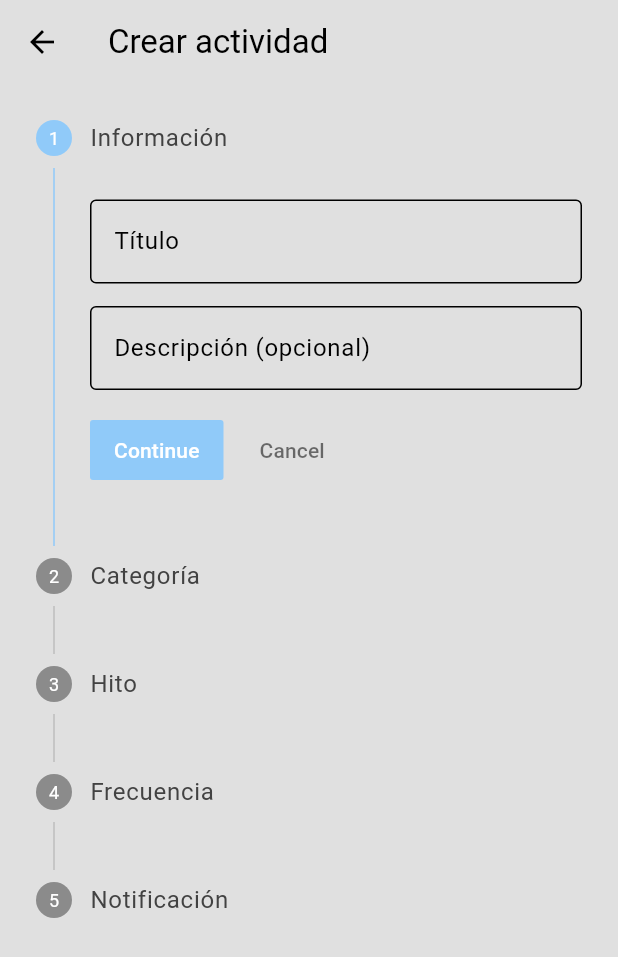
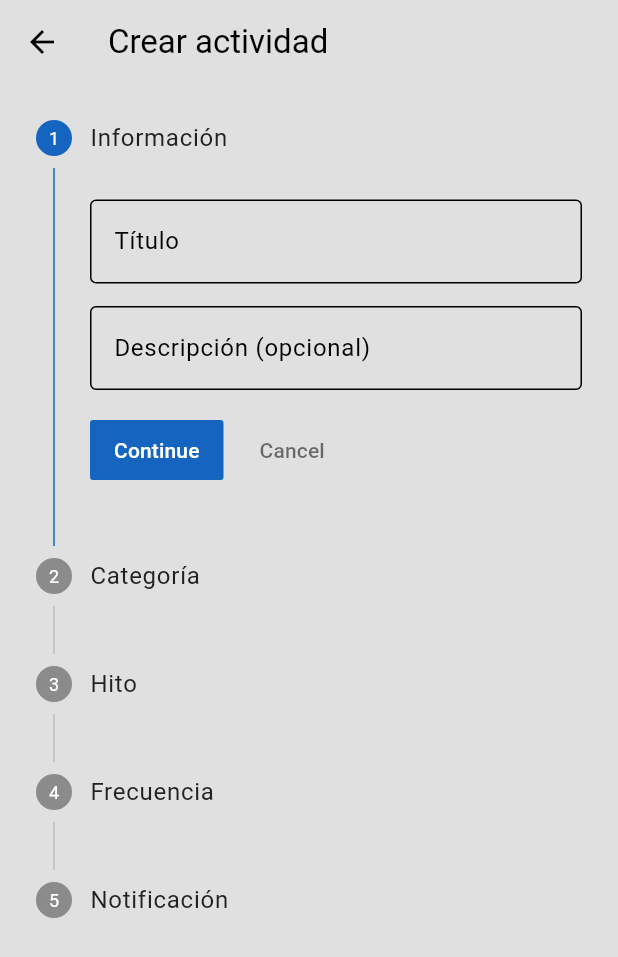
Before and after one commit to ignamarga1/ActivityTracker, a Flutter app: the CreateActivityPage screen opened directly, on a phone screen of 412 x 824 dp. Shown: the top 957 px of the screen. Run offline on Flutter 3.47's test engine with Material 3 defaults, Android fonts, the phone set to English and light mode, and no system bars; our stand-ins replace cloud_firestore, easy_date_timeline, firebase_auth, firebase_core, flutter_dotenv, fluttertoast and 2 more; accounts and stored records are empty.

Commit message:
Update light_mode.dart
Some improvements to make it look better + fixed page transitions

```diff
--- a/activity_tracker_flutter/lib/themes/light_mode.dart
+++ b/activity_tracker_flutter/lib/themes/light_mode.dart
@@ -1,27 +1,22 @@
+import 'package:activity_tracker_flutter/themes/custom_page_transition.dart';
 import 'package:flutter/material.dart';
 
 ThemeData lightMode = ThemeData(
   brightness: Brightness.light,
+  hintColor: Colors.grey[700],
   colorScheme: ColorScheme.light(
     surface: Colors.grey.shade300,
-    primary: Colors.blue.shade200,
+    primary: Colors.blue.shade800,
     secondary: Colors.blue.shade400,
-    inversePrimary: Colors.blue.shade800,
+    inversePrimary: Colors.blue.shade200,
   ),
-  textTheme: ThemeData.light().textTheme.apply(
-    bodyColor: Colors.grey[800],
+  textTheme: ThemeData.dark().textTheme.apply(
+    bodyColor: Colors.grey[900],
     displayColor: Colors.black,
-  )
+  ),
 
-  // brightness: Brightness.light,
-  // colorScheme: ColorScheme.light(
-  //   surface: Colors.grey.shade300,
-  //   primary: Colors.grey.shade200,
-  //   secondary: Colors.grey.shade400,
-  //   inversePrimary: Colors.grey.shade800,
-  //   ),
-  //   textTheme: ThemeData.light().textTheme.apply(
-  //     bodyColor: Colors.grey[800],
-  //     displayColor: Colors.black,
-  //   )
+  pageTransitionsTheme: PageTransitionsTheme(
+    builders: {TargetPlatform.android: CustomPageTransition()},
+  ),
+
 );
```
